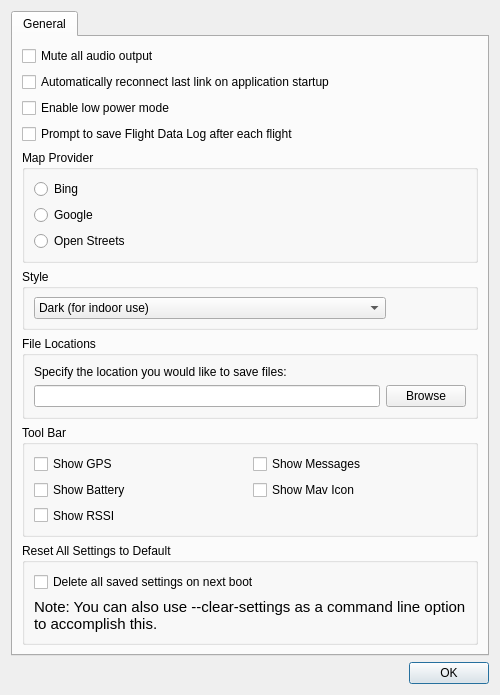
Above: src/ui/SettingsDialog.ui from mavlink/qgroundcontrol before the change. Below: the same form after it.
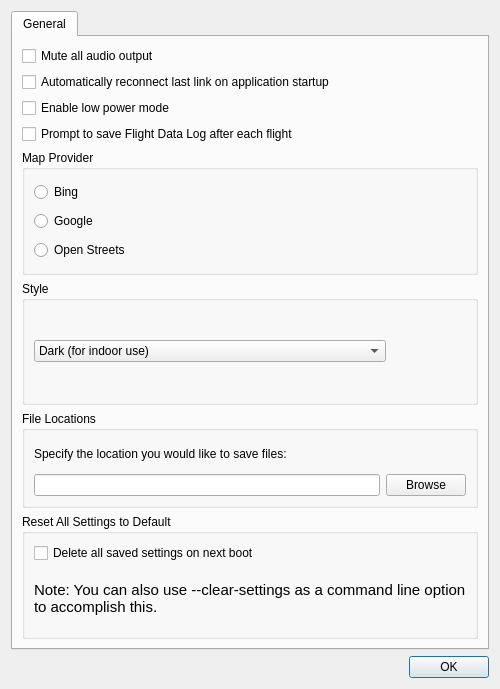
That is the form after the change.

Diff of the .ui file:
```diff
--- a/src/ui/SettingsDialog.ui
+++ b/src/ui/SettingsDialog.ui
@@ -281,80 +281,6 @@
          </layout>
         </widget>
        </item>
-       <item>
-        <widget class="QGroupBox" name="groupBox_3">
-         <property name="sizePolicy">
-          <sizepolicy hsizetype="MinimumExpanding" vsizetype="Fixed">
-           <horstretch>0</horstretch>
-           <verstretch>0</verstretch>
-          </sizepolicy>
-         </property>
-         <property name="title">
-          <string>Tool Bar</string>
-         </property>
-         <layout class="QVBoxLayout" name="verticalLayout_6">
-          <item>
-           <layout class="QVBoxLayout" name="verticalLayout_2">
-            <item>
-             <layout class="QHBoxLayout" name="horizontalLayout_3">
-              <item>
-               <widget class="QCheckBox" name="showGPS">
-                <property name="minimumSize">
-                 <size>
-                  <width>160</width>
-                  <height>0</height>
-                 </size>
-                </property>
-                <property name="text">
-                 <string>Show GPS</string>
-                </property>
-               </widget>
-              </item>
-              <item>
-               <widget class="QCheckBox" name="showMessages">
-                <property name="text">
-                 <string>Show Messages</string>
-                </property>
-               </widget>
-              </item>
-             </layout>
-            </item>
-            <item>
-             <layout class="QHBoxLayout" name="horizontalLayout_4">
-              <item>
-               <widget class="QCheckBox" name="showBattery">
-                <property name="minimumSize">
-                 <size>
-                  <width>160</width>
-                  <height>0</height>
-                 </size>
-                </property>
-                <property name="text">
-                 <string>Show Battery</string>
-                </property>
-               </widget>
-              </item>
-              <item>
-               <widget class="QCheckBox" name="showMav">
-                <property name="text">
-                 <string>Show Mav Icon</string>
-                </property>
-               </widget>
-              </item>
-             </layout>
-            </item>
-            <item>
-             <widget class="QCheckBox" name="showRSSI">
-              <property name="text">
-               <string>Show RSSI</string>
-              </property>
-             </widget>
-            </item>
-           </layout>
-          </item>
-         </layout>
-        </widget>
-       </item>
        <item>
         <widget class="QGroupBox" name="groupBox_2">
          <property name="title">
```
